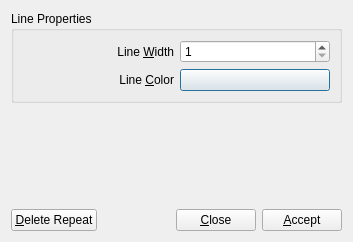
Before: the Qt Designer form sconcho/gui/ui/pattern_repeat_dialog.ui in haskelladdict/sconcho, drawn with Qt 5.
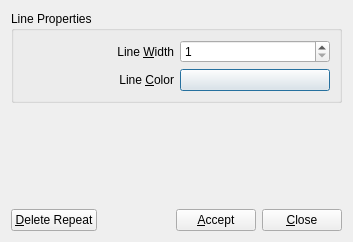
After: the same form once the commit is applied.

Commit message: Finished initial revision of pattern repeat functionality.

What changed in the file:
```diff
--- a/sconcho/gui/ui/pattern_repeat_dialog.ui
+++ b/sconcho/gui/ui/pattern_repeat_dialog.ui
@@ -106,16 +106,16 @@
       </spacer>
      </item>
      <item>
-      <widget class="QPushButton" name="pushButton_3">
+      <widget class="QPushButton" name="acceptButton">
        <property name="text">
-        <string>&amp;Close</string>
+        <string>&amp;Accept</string>
        </property>
       </widget>
      </item>
      <item>
-      <widget class="QPushButton" name="acceptButton">
+      <widget class="QPushButton" name="pushButton_3">
        <property name="text">
-        <string>&amp;Accept</string>
+        <string>&amp;Close</string>
        </property>
       </widget>
      </item>
```
The commit also changes 12 other files.
